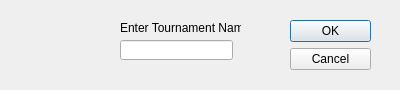
Qt form EnterTournamentName.ui (GFlores17/JackboxT.O.-GUI-Version) before a commit.
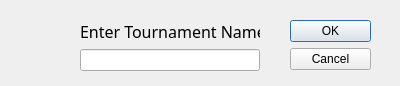
The same form after that commit.

The edit to the form file:
```diff
--- a/EnterTournamentName.ui
+++ b/EnterTournamentName.ui
@@ -7,7 +7,7 @@
     <x>0</x>
     <y>0</y>
     <width>400</width>
-    <height>90</height>
+    <height>86</height>
    </rect>
   </property>
   <property name="windowTitle">
@@ -29,28 +29,33 @@
     <set>QDialogButtonBox::Cancel|QDialogButtonBox::Ok</set>
    </property>
   </widget>
-  <widget class="QLabel" name="label">
+  <widget class="QWidget" name="verticalLayoutWidget">
    <property name="geometry">
     <rect>
-     <x>120</x>
+     <x>80</x>
      <y>20</y>
-     <width>121</width>
-     <height>16</height>
+     <width>180</width>
+     <height>51</height>
     </rect>
    </property>
-   <property name="text">
-    <string>Enter Tournament Name</string>
-   </property>
-  </widget>
-  <widget class="QLineEdit" name="lineEdit">
-   <property name="geometry">
-    <rect>
-     <x>120</x>
-     <y>40</y>
-     <width>113</width>
-     <height>20</height>
-    </rect>
-   </property>
+   <layout class="QVBoxLayout" name="verticalLayout">
+    <item>
+     <widget class="QLabel" name="label">
+      <property name="font">
+       <font>
+        <family>Bahnschrift SemiLight</family>
+        <pointsize>12</pointsize>
+       </font>
+      </property>
+      <property name="text">
+       <string>Enter Tournament Name</string>
+      </property>
+     </widget>
+    </item>
+    <item>
+     <widget class="QLineEdit" name="lineEdit"/>
+    </item>
+   </layout>
   </widget>
  </widget>
  <resources/>
```
